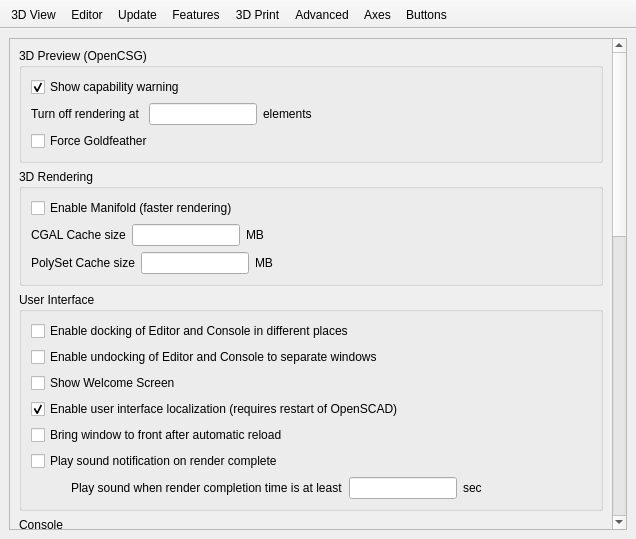
Above: src/gui/Preferences.ui from ochafik/openscad before the change. Below: the same form after it.
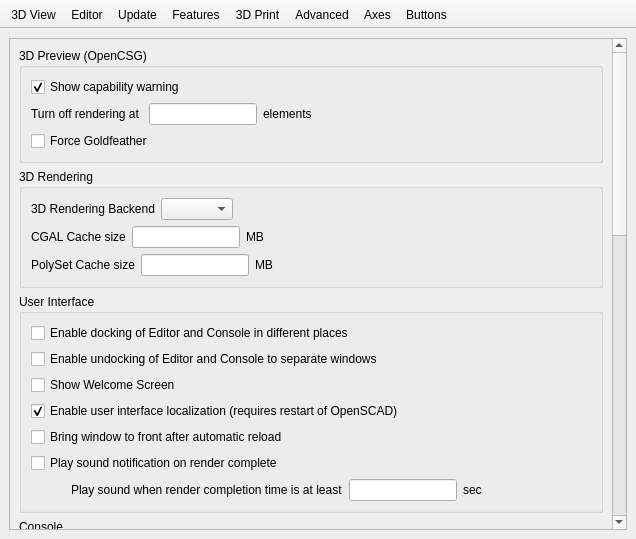
That is the form after the change. The open tabs and pages were chosen to show the change. Icons and pictures are not drawn. Custom widgets are drawn as their Qt base class.

Commit message: switched to a dropdown setting + --backend=(cgal|manifold)

Diff of the .ui file:
```diff
--- a/src/gui/Preferences.ui
+++ b/src/gui/Preferences.ui
@@ -1713,11 +1713,31 @@
               </property>
               <layout class="QVBoxLayout" name="verticalLayout_14">
                <item>
-                <widget class="QCheckBox" name="manifoldEnabledCheckBox">
-                 <property name="text">
-                  <string>Enable Manifold (faster rendering)</string>
-                 </property>
-                </widget>
+                <layout class="QHBoxLayout" name="horizontalLayoutRenderBackend3D">
+                 <item>
+                  <widget class="QLabel" name="labelRenderBackend3D">
+                   <property name="text">
+                    <string>3D Rendering Backend</string>
+                   </property>
+                  </widget>
+                 </item>
+                 <item>
+                  <widget class="QComboBox" name="comboBoxRenderBackend3D"/>
+                 </item>
+                 <item>
+                  <spacer name="horizontalSpacerRenderBackend3D">
+                   <property name="orientation">
+                    <enum>Qt::Horizontal</enum>
+                   </property>
+                   <property name="sizeHint" stdset="0">
+                    <size>
+                     <width>40</width>
+                     <height>20</height>
+                    </size>
+                   </property>
+                  </spacer>
+                 </item>
+                </layout>
                </item>
                <item>
                 <layout class="QHBoxLayout" name="horizontalLayout_cgalCacheSizeMB">
```
The commit also changes 13 other files.
